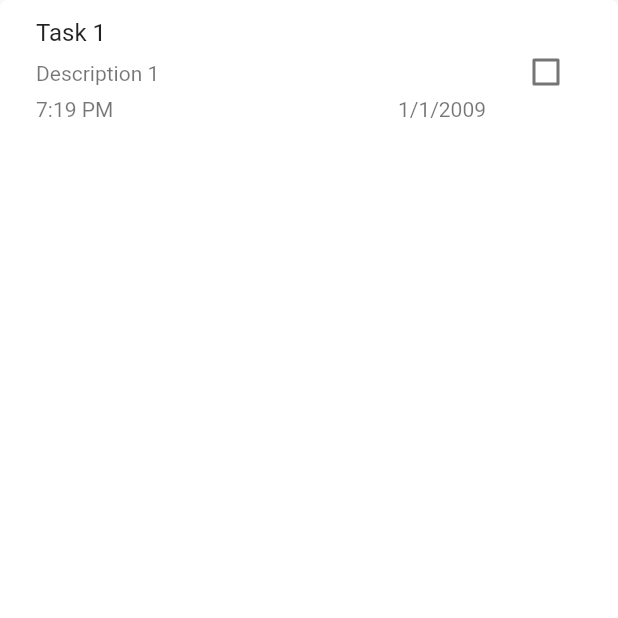
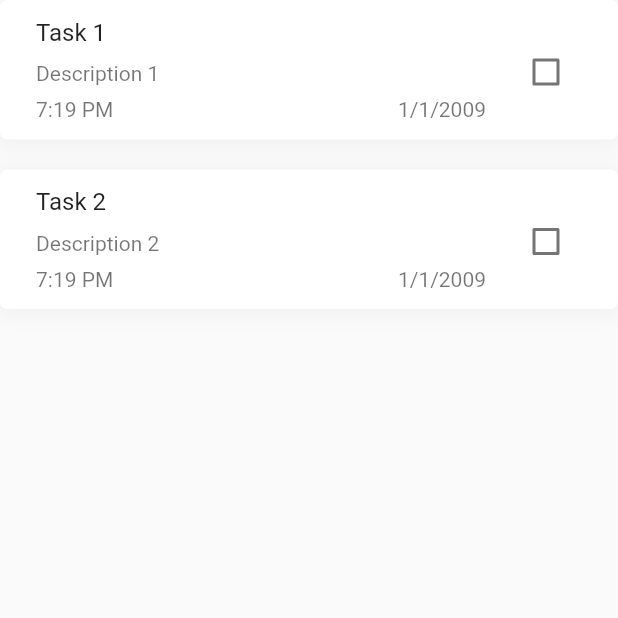
Before and after one commit to anoopaneesh/dailydo, a Flutter app: the screen it shows after launch, on a phone screen of 412 x 824 dp, the top half of it. Run offline on Flutter 3.47's test engine with Material 2 defaults, Android fonts, the phone set to English and light mode, and no system bars; our stand-ins replace bloc, equatable, firebase_auth, firebase_core, firebase_storage, flutter_bloc and 5 more; accounts and stored records are empty.

Commit message:
added todolist test

```diff
--- a/lib/demo_screen.dart
+++ b/lib/demo_screen.dart
@@ -2,33 +2,43 @@ import 'package:flutter/material.dart';
 import 'package:todo_app/models/todo_model.dart';
 import 'package:todo_app/widgets/demo.dart';
 import 'package:todo_app/widgets/todo.dart';
+import 'package:todo_app/widgets/todolist.dart';
 
 class DemoScreen extends StatelessWidget {
   DemoScreen({Key? key}) : super(key: key);
   static final updatedAt = DateTime(2003);
   static final createdAt = DateTime(2003);
   static const time = TimeOfDay(hour: 17, minute: 17);
-  final todo = Todo(
+  static final mockTodosData = [
+    Todo(
         id: 1,
         title: 'Task 1',
         desc: 'Description 1',
         date: DateTime(2009),
         time: const TimeOfDay(hour: 19, minute: 19),
         updatedAt: createdAt,
-      createdAt: createdAt);
+        createdAt: createdAt),
+    Todo(
+        id: 2,
+        title: 'Task 2',
+        desc: 'Description 2',
+        date: DateTime(2009),
+        time: const TimeOfDay(hour: 19, minute: 19),
+        updatedAt: createdAt,
+        createdAt: createdAt)
+  ];
   @override
   Widget build(BuildContext context) {
     return Scaffold(
       body: SafeArea(
-          child: TodoWidget(
-        item: todo,
-        onTap: () {
-          print('hello tap');
-        },
-        onChanged: (bool? cal) {
-          print('changed');
-        },
-      )),
+          child:Todolist(list: mockTodosData, onTodoClick: (item){
+            print('ontap');
+          }, onTodoToggle: (item){
+            print('ontoggle');
+          }, onTodoDelete: (item){
+            print('ondelete');
+          })
+        ),
     );
   }
 }
--- a/lib/widgets/todo.dart
+++ b/lib/widgets/todo.dart
@@ -32,6 +32,7 @@ class TodoWidget extends StatelessWidget {
             ]),
         child: ListTile(
           trailing: Checkbox(
+            key:ValueKey('check-${item.id}'),
             activeColor: const Color.fromARGB(255, 28, 31, 132),
             value: item.completed,
             onChanged: onChanged,
--- /dev/null
+++ b/lib/widgets/todolist.dart
@@ -0,0 +1,54 @@
+import 'package:flutter/material.dart';
+import 'package:todo_app/models/todo_model.dart';
+import 'package:todo_app/widgets/todo.dart';
+
+class Todolist extends StatelessWidget {
+  final List<Todo> list;
+  final void Function(Todo item) onTodoClick;
+  final void Function(Todo item) onTodoToggle;
+  final void Function(int id) onTodoDelete;
+  const Todolist({ Key? key,required this.list,required this.onTodoClick,required this.onTodoToggle,required this.onTodoDelete}) : super(key: key);
+
+  @override
+  Widget build(BuildContext context) {
+    return ListView.separated(
+                            itemBuilder: (BuildContext ctx, int index) {
+                              final item = list[index];
+                              return Dismissible(
+                                direction: DismissDirection.endToStart,
+                                background: Container(),
+                                secondaryBackground: Container(
+                                  padding: const EdgeInsets.symmetric(
+                                      horizontal: 20),
+                                  alignment: Alignment.centerRight,
+                                  color: Colors.red,
+                                  child: const Icon(
+                                    Icons.delete_forever,
+                                    color: Colors.white,
+                                  ),
+                                ),
+                                key: ObjectKey(item),
+                                child: TodoWidget(
+                                  key: ValueKey(item.id),
+                                  item: item,
+                                  onTap: () {
+                                    onTodoClick(item);
+                                  },
+                                  onChanged: (bool? value) {
+                                    onTodoToggle(item);
+                                  },
+                                ),
+                                onDismissed: (direction) {
+                                  onTodoDelete(item.id!);
+                                },
+                              );
+                            },
+                            separatorBuilder: (BuildContext ctx, _) {
+                              return const SizedBox(
+                                height: 20,
+                              );
+                            },
+                            itemCount: list.length,
+                          );
+  }
+}
```
Also changed, not shown: lib/screens/home_screen.dart (+8 -39 lines), 2 other files. Lines whose indentation alone changed are shown as unchanged.
